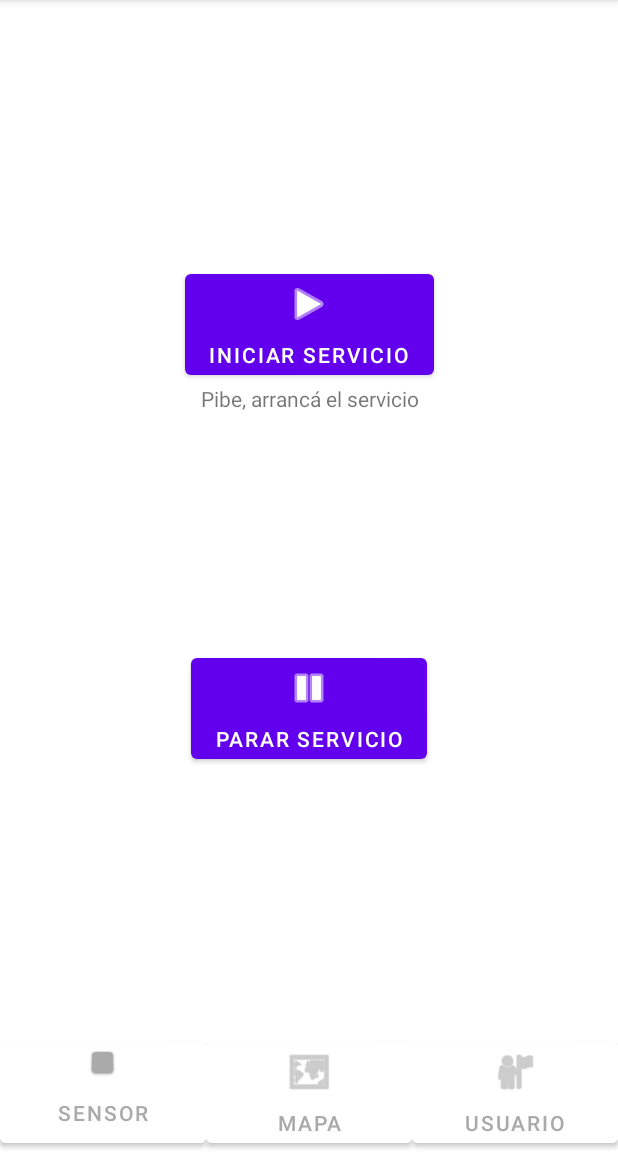
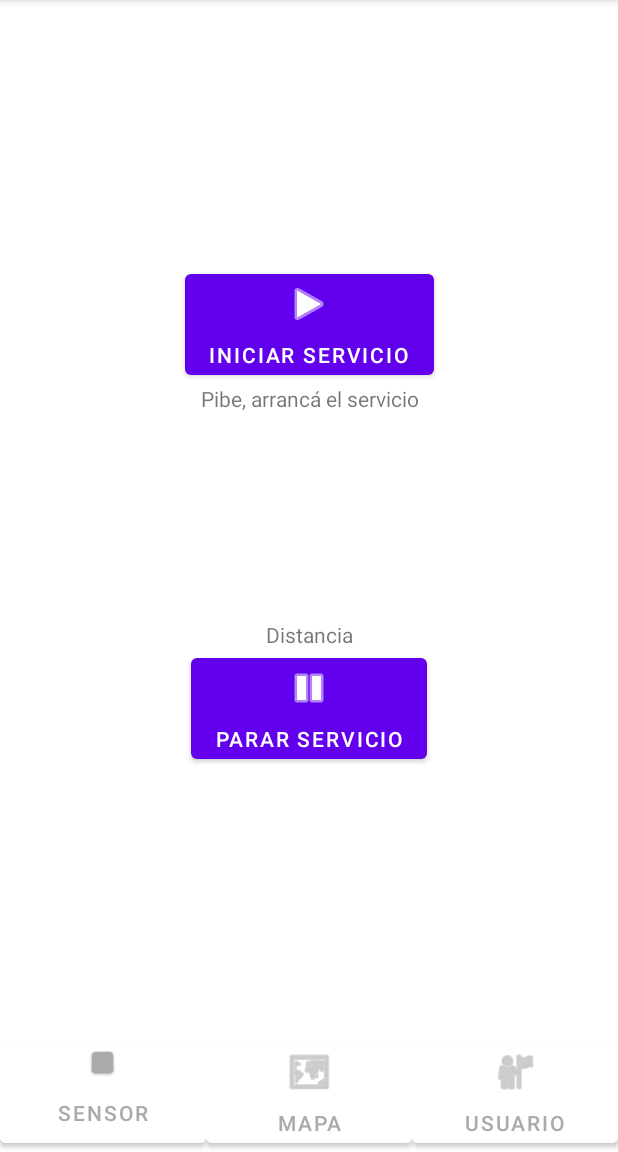
Before and after one commit to pdepau/TerrenoEco_Android, an Android app: the screen it shows after launch (MainActivity), on a phone screen of 412 x 824 dp, the part 84-1236 px from its top. Run offline under Robolectric (Android 15) with nearby library versions, the phone set to English and light mode, and no system bars.

Commit message:
Funcion de estimación de la distancia android-sensor

```diff
--- a/src/app/src/main/java/com/lbelmar/terrenoeco/MainActivity.java
+++ b/src/app/src/main/java/com/lbelmar/terrenoeco/MainActivity.java
@@ -36,6 +36,7 @@ public class MainActivity extends AppCompatActivity {
     public static final String TAG_INTENT_SERVICE = "TAG_INTENT_SERVICE";
 
     public static TextView textoMedida;
+    public static TextView textoDistancia;
 
     private Intent elIntentDelServicio = null;
     GestionNotificaciones gestorNotidicaciones;
@@ -69,6 +70,8 @@ public class MainActivity extends AppCompatActivity {
 
         }
         textoMedida = findViewById(R.id.textoVisualMedida);
+        textoDistancia = findViewById(R.id.textoDistancia);
+
         gestorNotidicaciones = new GestionNotificaciones();
         Log.d(ETIQUETA_LOG, " onCreate(): termina ");
 
@@ -123,7 +126,7 @@ public class MainActivity extends AppCompatActivity {
 
         this.elIntentDelServicio = new Intent(this, ServicioEscucharBeacons.class);
 
-        this.elIntentDelServicio.putExtra("tiempoDeEspera", (long) 50000);
+        this.elIntentDelServicio.putExtra("tiempoDeEspera", (long) 5000);
         startService(this.elIntentDelServicio);
 
     } // ()
@@ -152,6 +155,9 @@ public class MainActivity extends AppCompatActivity {
     public static void actualizarTextoMedida(String texto) {
         textoMedida.setText(texto);
     }
+    public static void actualizarTextoDistancia(String texto) {
+        textoDistancia.setText(texto);
+    }
 
 
 
--- a/src/app/src/main/res/layout/activity_main.xml
+++ b/src/app/src/main/res/layout/activity_main.xml
@@ -122,4 +122,13 @@
         app:layout_constraintStart_toStartOf="parent"
         app:layout_constraintTop_toBottomOf="@+id/intent_service_start_intent_service" />
 
+    <TextView
+        android:id="@+id/textoDistancia"
+        android:layout_width="wrap_content"
+        android:layout_height="wrap_content"
+        android:text="Distancia"
+        app:layout_constraintBottom_toTopOf="@+id/intent_service_stop_intent_service"
+        app:layout_constraintEnd_toEndOf="@+id/intent_service_stop_intent_service"
+        app:layout_constraintStart_toStartOf="@+id/intent_service_stop_intent_service" />
+
 </androidx.constraintlayout.widget.ConstraintLayout>
```
Also changed, not shown: src/app/src/main/java/com/lbelmar/terrenoeco/DistanciaSensor.java (added, +23 -0 lines), src/app/src/main/java/com/lbelmar/terrenoeco/GestionNotificaciones.java (+16 -1 lines), src/app/src/main/java/com/lbelmar/terrenoeco/ServicioEscucharBeacons.java (+58 -38 lines).
